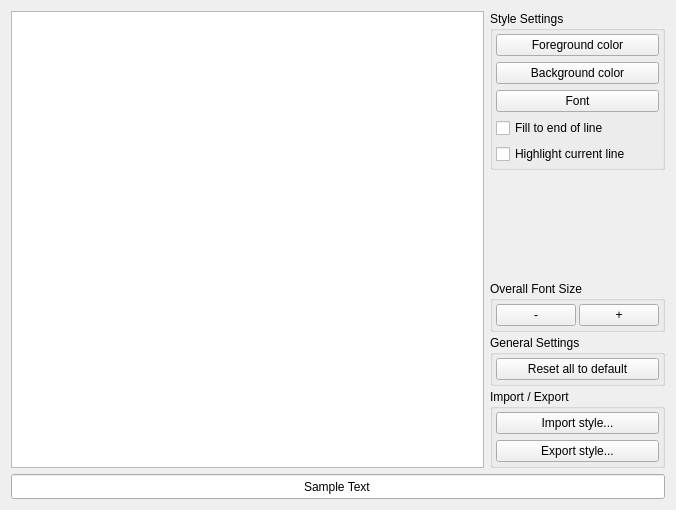
itom-project/itom, file Qitom/ui/widgetPropEditorStyles.ui: the form before one commit.
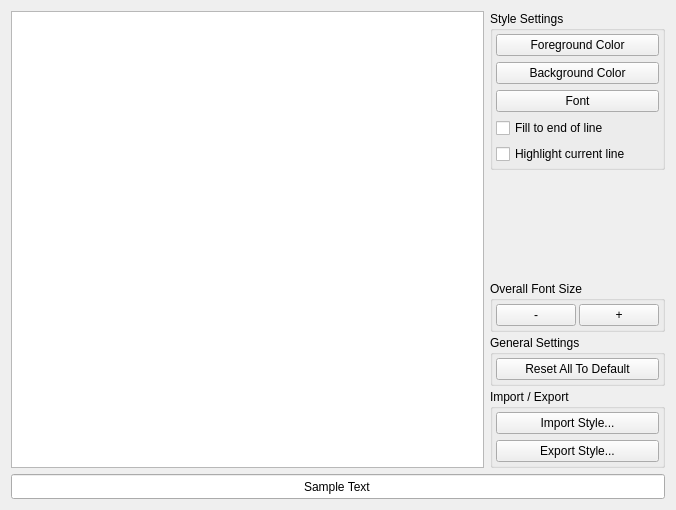
The form after the commit. Custom widgets are drawn as their Qt base class.

Patch:
```diff
--- a/Qitom/ui/widgetPropEditorStyles.ui
+++ b/Qitom/ui/widgetPropEditorStyles.ui
@@ -71,7 +71,7 @@
         <item>
          <widget class="ColorPickerButton" name="btnForegroundColor">
           <property name="text">
-           <string>Foreground color</string>
+           <string>Foreground Color</string>
           </property>
           <property name="displayColorName">
            <bool>false</bool>
@@ -81,7 +81,7 @@
         <item>
          <widget class="ColorPickerButton" name="btnBackgroundColor">
           <property name="text">
-           <string>Background color</string>
+           <string>Background Color</string>
           </property>
           <property name="displayColorName">
            <bool>false</bool>
@@ -218,7 +218,7 @@
            </sizepolicy>
           </property>
           <property name="text">
-           <string>Reset all to default</string>
+           <string>Reset All To Default</string>
           </property>
          </widget>
         </item>
@@ -249,14 +249,14 @@
         <item>
          <widget class="QPushButton" name="btnImport">
           <property name="text">
-           <string>Import style...</string>
+           <string>Import Style...</string>
           </property>
          </widget>
         </item>
         <item>
          <widget class="QPushButton" name="btnExport">
           <property name="text">
-           <string>Export style...</string>
+           <string>Export Style...</string>
           </property>
          </widget>
         </item>
```
Left out of the diff: 4 changed lines with no effect on the pictures.
